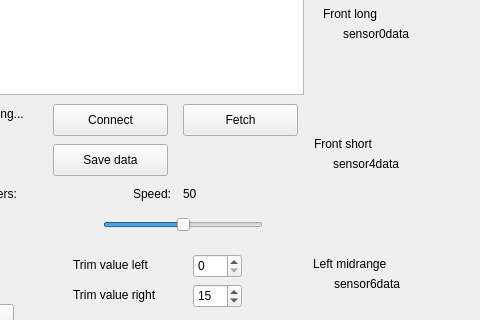
The window that Kod/Styr_m/Styr_m/mapGUI/gui.ui (hansfilipelo/Kandidadprojekt) describes before a commit, drawn with Qt 5; both pictures show x 117 to 597 and y 322 to 642 of the 871 by 806 pixel window.
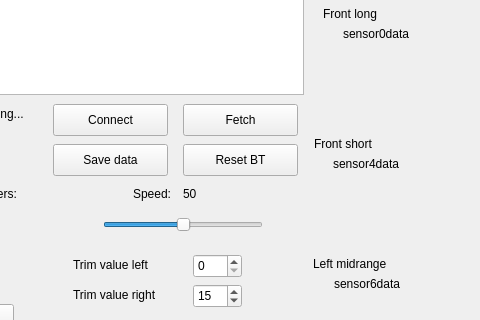
The same window after the commit. Custom widgets are drawn as their Qt base class.

Commit message: GUI map rotation and resetBT command

Diff of the .ui file:
```diff
--- a/Kod/Styr_m/Styr_m/mapGUI/gui.ui
+++ b/Kod/Styr_m/Styr_m/mapGUI/gui.ui
@@ -586,6 +586,19 @@
      <number>15</number>
     </property>
    </widget>
+   <widget class="QPushButton" name="btResetButton">
+    <property name="geometry">
+     <rect>
+      <x>300</x>
+      <y>430</y>
+      <width>115</width>
+      <height>32</height>
+     </rect>
+    </property>
+    <property name="text">
+     <string>Reset BT</string>
+    </property>
+   </widget>
   </widget>
   <widget class="QMenuBar" name="menuBar">
    <property name="geometry">
```
The commit also changes 7 other files.
